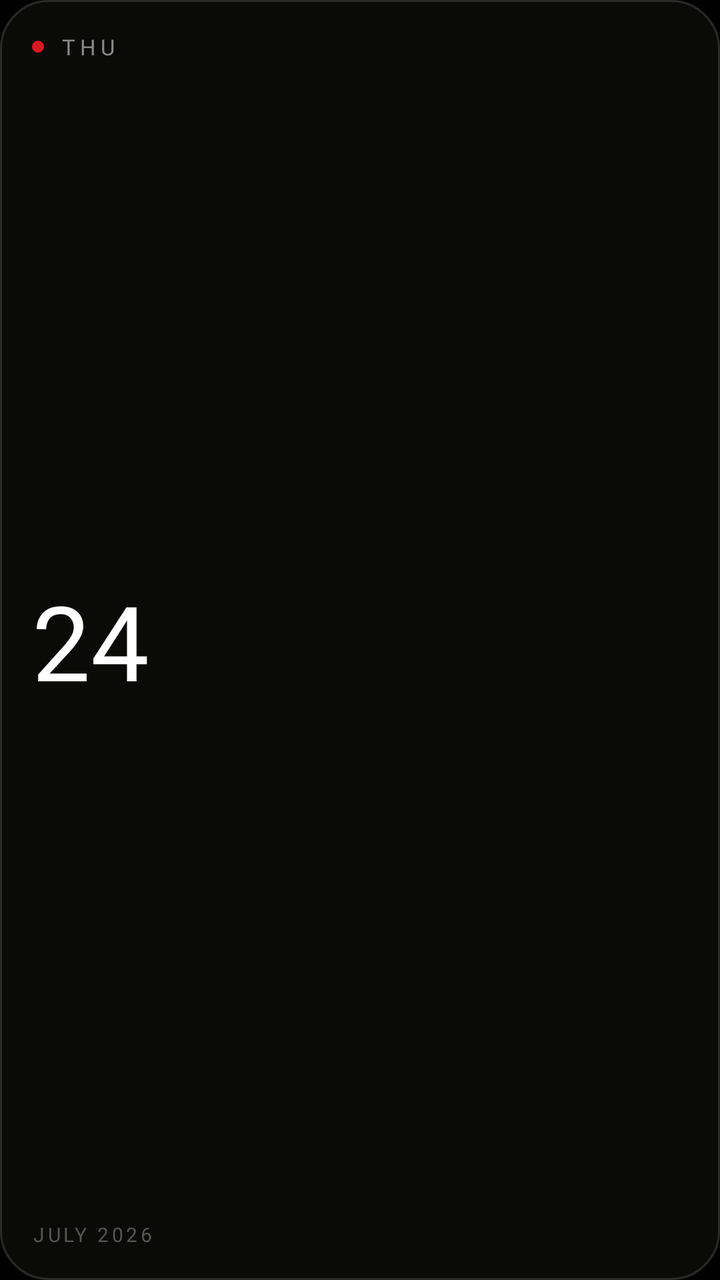
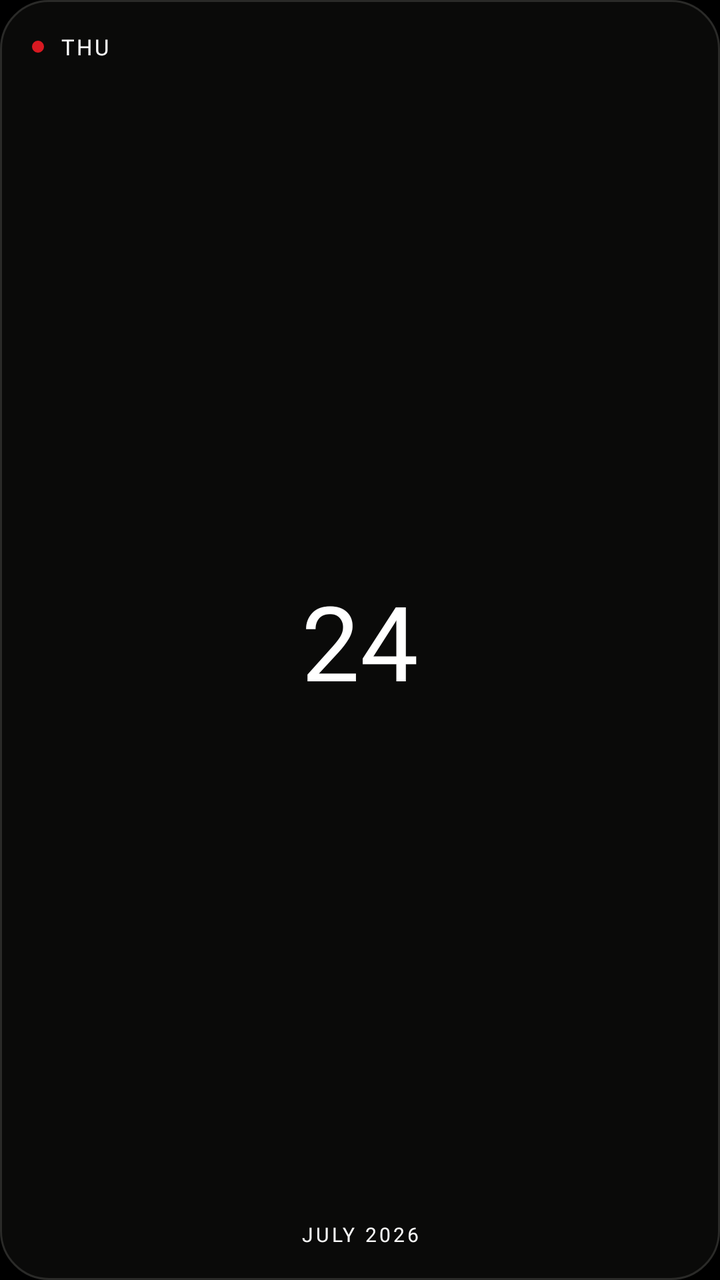

Before-and-after screenshots of an Android layout around one commit, followed by the original layout XML and the change that was made.
<!-- AndroidManifest.xml: application theme android:Theme.Black.NoTitleBar -->
<!-- res/layout/widget_preview_dot_date.xml -->
<?xml version="1.0" encoding="utf-8"?>
<LinearLayout xmlns:android="http://schemas.android.com/apk/res/android"
    android:layout_width="match_parent"
    android:layout_height="match_parent"
    android:orientation="vertical"
    android:background="@drawable/widget_preview_bg"
    android:padding="16dp">

    <LinearLayout
        android:layout_width="wrap_content"
        android:layout_height="wrap_content"
        android:orientation="horizontal"
        android:gravity="center_vertical">

        <ImageView
            android:layout_width="6dp"
            android:layout_height="6dp"
            android:background="@drawable/widget_preview_dot"
            android:importantForAccessibility="no" />

        <TextView
            android:layout_width="wrap_content"
            android:layout_height="wrap_content"
            android:layout_marginStart="8dp"
            android:text="THU"
            android:textColor="#8A8A88"
            android:textSize="11sp"
            android:letterSpacing="0.2"
            android:fontFamily="@font/ntype82_mono" />
    </LinearLayout>

    <TextView
        android:layout_width="wrap_content"
        android:layout_height="0dp"
        android:layout_weight="1"
        android:gravity="center_vertical"
        android:text="24"
        android:textColor="#FFFFFF"
        android:textSize="52sp"
        android:fontFamily="@font/ndot55_regular" />

    <TextView
        android:layout_width="wrap_content"
        android:layout_height="wrap_content"
        android:text="JULY 2026"
        android:textColor="#565654"
        android:textSize="10sp"
        android:letterSpacing="0.15"
        android:fontFamily="@font/ntype82_mono" />
</LinearLayout>
<!-- resources referenced by this layout -->
<resources>
  <!-- drawable widget_preview_bg (drawable) -->
  <?xml version="1.0" encoding="utf-8"?>
  <shape xmlns:android="http://schemas.android.com/apk/res/android" android:shape="rectangle">
      <solid android:color="#0A0A09" />
      <corners android:radius="24dp" />
      <stroke android:width="1dp" android:color="#2A2A28" />
  </shape>
  <!-- drawable widget_preview_dot (drawable) -->
  <?xml version="1.0" encoding="utf-8"?>
  <shape xmlns:android="http://schemas.android.com/apk/res/android" android:shape="oval">
      <solid android:color="#D71921" />
      <size android:width="6dp" android:height="6dp" />
  </shape>
</resources>

<!-- the commit's change to res/layout/widget_preview_dot_date.xml (unified diff, before → after) -->
@@ -23,28 +23,29 @@
             android:layout_height="wrap_content"
             android:layout_marginStart="8dp"
             android:text="THU"
-            android:textColor="#8A8A88"
+            android:textColor="#FFFFFF"
             android:textSize="11sp"
-            android:letterSpacing="0.2"
-            android:fontFamily="@font/ntype82_mono" />
+            android:letterSpacing="0.1"
+            android:fontFamily="@font/ndot55_regular" />
     </LinearLayout>
 
     <TextView
-        android:layout_width="wrap_content"
+        android:layout_width="match_parent"
         android:layout_height="0dp"
         android:layout_weight="1"
-        android:gravity="center_vertical"
+        android:gravity="center"
         android:text="24"
         android:textColor="#FFFFFF"
         android:textSize="52sp"
-        android:fontFamily="@font/ndot55_regular" />
+        android:fontFamily="@font/ntype82_regular" />
 
     <TextView
-        android:layout_width="wrap_content"
+        android:layout_width="match_parent"
         android:layout_height="wrap_content"
+        android:gravity="center_horizontal"
         android:text="JULY 2026"
-        android:textColor="#565654"
+        android:textColor="#FFFFFF"
         android:textSize="10sp"
-        android:letterSpacing="0.15"
+        android:letterSpacing="0.14"
         android:fontFamily="@font/ntype82_mono" />
 </LinearLayout>
